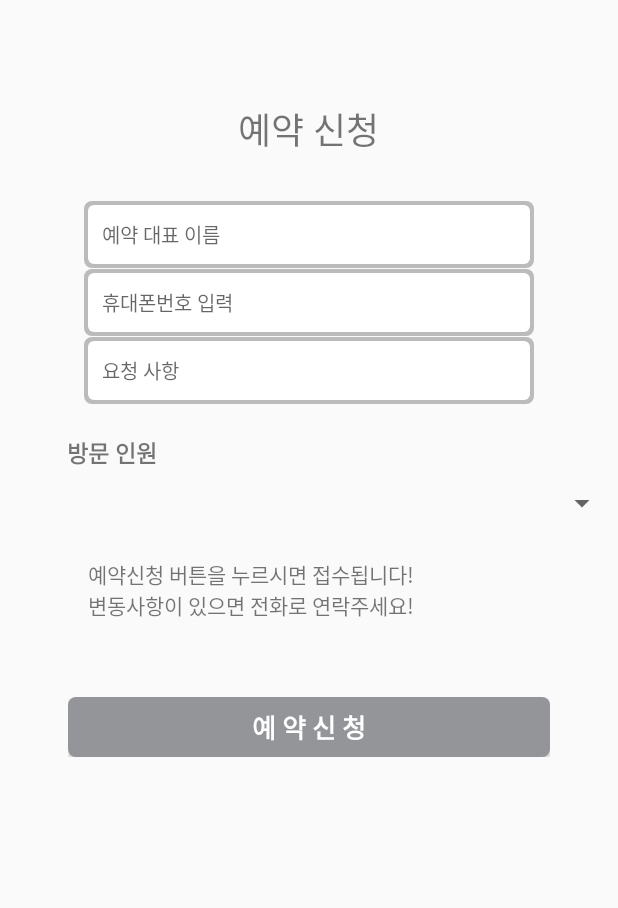
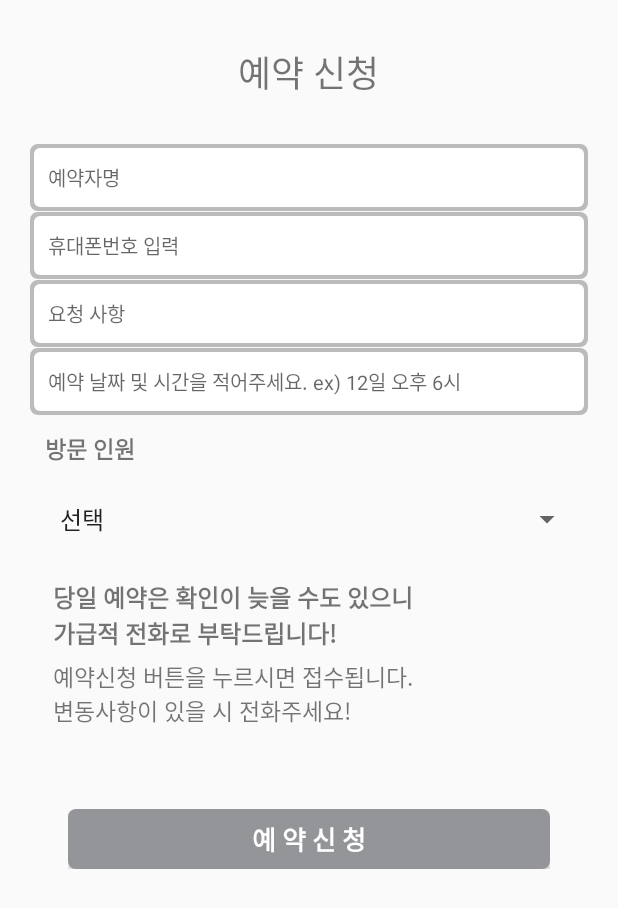
Before and after one commit to unripeblue/Sinbaram, an Android app: the ReservationActivity screen opened directly, with no data from a screen before it, on a phone screen of 412 x 824 dp. Shown: the top 908 px of the screen. Run offline under Robolectric (Android 15) with nearby library versions, the phone set to English and light mode, and no system bars.

Commit message:
예약신청 페이지까지 만들고 목록 페이지 만들어야할 차례

```diff
--- a/app/src/main/AndroidManifest.xml
+++ b/app/src/main/AndroidManifest.xml
@@ -25,7 +25,8 @@
         <activity android:name=".SignupActivity" />
         <activity android:name=".MenuActivity" />
         <activity android:name=".ReservationActivity" />
-        <activity android:name=".EventActivity"></activity>
+        <activity android:name=".EventActivity" />
+        <activity android:name=".ReservationListActivity"></activity>
     </application>
 
 </manifest>
--- a/app/src/main/java/com/tje/sinbaram/ReservationActivity.java
+++ b/app/src/main/java/com/tje/sinbaram/ReservationActivity.java
@@ -1,9 +1,18 @@
 package com.tje.sinbaram;
 
-import android.support.v7.app.AppCompatActivity;
 import android.os.Bundle;
+import android.widget.Button;
+import android.widget.EditText;
+import android.widget.Spinner;
 
 public class ReservationActivity extends BaseActivity {
+
+    private android.widget.EditText nameEdt;
+    private android.widget.EditText phoneEdt;
+    private android.widget.EditText requestEdt;
+    private android.widget.EditText reservationDateEdt;
+    private android.widget.Spinner visitCountSpinner;
+    private android.widget.Button reservationOkBtn;
 
     @Override
     protected void onCreate(Bundle savedInstanceState) {
@@ -26,6 +35,11 @@ public class ReservationActivity extends BaseActivity {
 
     @Override
     public void bindViews() {
-
+        this.reservationOkBtn = (Button) findViewById(R.id.reservationOkBtn);
+        this.visitCountSpinner = (Spinner) findViewById(R.id.visitCountSpinner);
+        this.reservationDateEdt = (EditText) findViewById(R.id.reservationDateEdt);
+        this.requestEdt = (EditText) findViewById(R.id.requestEdt);
+        this.phoneEdt = (EditText) findViewById(R.id.phoneEdt);
+        this.nameEdt = (EditText) findViewById(R.id.nameEdt);
     }
 }
--- /dev/null
+++ b/app/src/main/java/com/tje/sinbaram/ReservationListActivity.java
@@ -0,0 +1,13 @@
+package com.tje.sinbaram;
+
+import android.support.v7.app.AppCompatActivity;
+import android.os.Bundle;
+
+public class ReservationListActivity extends AppCompatActivity {
+
+    @Override
+    protected void onCreate(Bundle savedInstanceState) {
+        super.onCreate(savedInstanceState);
+        setContentView(R.layout.activity_reservation_list);
+    }
+}
--- a/app/src/main/res/layout/activity_reservation.xml
+++ b/app/src/main/res/layout/activity_reservation.xml
@@ -11,7 +11,7 @@
         android:layout_width="wrap_content"
         android:layout_height="wrap_content"
         android:layout_gravity="center"
-        android:layout_marginTop="68dp"
+        android:layout_marginTop="30dp"
         android:orientation="vertical">
 
         <TextView
@@ -30,28 +30,32 @@
         android:orientation="vertical">
 
         <FrameLayout
-            android:layout_width="300dp"
+            android:layout_width="match_parent"
             android:layout_height="45dp"
+            android:layout_marginLeft="20dp"
+            android:layout_marginRight="20dp"
             android:layout_marginTop="10dp">
 
             <EditText
-                android:id="@+id/userNameEdt"
+                android:id="@+id/nameEdt"
                 android:layout_width="match_parent"
                 android:layout_height="wrap_content"
                 android:background="@drawable/gray_boader_white_round_box"
-                android:hint="예약 대표 이름"
-                android:inputType="number"
+                android:hint="예약자명"
+                android:inputType="text"
                 android:padding="12dp"
                 android:textSize="13sp" />
 
         </FrameLayout>
 
         <FrameLayout
-            android:layout_width="300dp"
-            android:layout_height="45dp">
+            android:layout_width="match_parent"
+            android:layout_height="45dp"
+            android:layout_marginLeft="20dp"
+            android:layout_marginRight="20dp">
 
             <EditText
-                android:id="@+id/userPhoneNumEdt"
+                android:id="@+id/phoneEdt"
                 android:layout_width="match_parent"
                 android:layout_height="wrap_content"
                 android:background="@drawable/gray_boader_white_round_box"
@@ -63,8 +67,10 @@
         </FrameLayout>
 
         <FrameLayout
-            android:layout_width="300dp"
-            android:layout_height="45dp">
+            android:layout_width="match_parent"
+            android:layout_height="45dp"
+            android:layout_marginLeft="20dp"
+            android:layout_marginRight="20dp">
 
             <EditText
                 android:id="@+id/requestEdt"
@@ -79,41 +85,80 @@
 
         </FrameLayout>
 
+        <FrameLayout
+            android:layout_width="match_parent"
+            android:layout_height="45dp"
+            android:layout_marginLeft="20dp"
+            android:layout_marginRight="20dp">
+
+            <EditText
+                android:id="@+id/reservationDateEdt"
+                android:layout_width="match_parent"
+                android:layout_height="wrap_content"
+                android:background="@drawable/gray_boader_white_round_box"
+                android:hint="예약 날짜 및 시간을 적어주세요. ex) 12일 오후 6시"
+                android:inputType="text"
+                android:padding="12dp"
+                android:textSize="13sp" />
+
+
+        </FrameLayout>
+
         <TextView
             android:layout_width="match_parent"
             android:layout_height="wrap_content"
-            android:layout_marginBottom="10dp"
-            android:layout_marginLeft="40dp"
+            android:layout_marginBottom="5dp"
+            android:layout_marginLeft="30dp"
             android:layout_marginRight="30dp"
-            android:layout_marginTop="20dp"
+            android:layout_marginTop="10dp"
             android:text="방문 인원"
             android:textSize="15sp"
             android:textStyle="bold" />
 
 
         <Spinner
+            android:id="@+id/visitCountSpinner"
             android:layout_width="match_parent"
-            android:layout_height="wrap_content">
+            android:layout_height="40dp"
+            android:layout_marginBottom="10dp"
+            android:layout_marginLeft="30dp"
+            android:layout_marginRight="25dp"
+            android:layout_marginTop="10dp"
+            android:entries="@array/visitCountSpinner"
+            android:spinnerMode="dialog"></Spinner>
 
-
-        </Spinner>
 
         <LinearLayout
             android:layout_width="match_parent"
             android:layout_height="wrap_content"
-            android:layout_marginLeft="33dp"
-            android:layout_marginRight="33dp"
+            android:layout_marginLeft="25dp"
+            android:layout_marginRight="25dp"
+            android:gravity="center"
             android:orientation="vertical"
-            android:padding="25dp">
+            android:padding="10dp">
+
 
 
             <TextView
+                android:textStyle="bold"
                 android:layout_width="match_parent"
                 android:layout_height="wrap_content"
-                android:text="예약신청 버튼을 누르시면 접수됩니다! \n변동사항이 있으면 전화로 연락주세요!"/>
+                android:text="당일 예약은 확인이 늦을 수도 있으니\n가급적 전화로 부탁드립니다!"
+                android:textSize="16sp" />
 
 
+            <TextView
+                android:layout_marginTop="5dp"
+                android:layout_width="match_parent"
+                android:layout_height="wrap_content"
+                android:text="예약신청 버튼을 누르시면 접수됩니다.\n변동사항이 있을 시 전화주세요!"
+                android:textSize="15sp" />
 
+
+            <TextView
+                android:layout_width="0dp"
+                android:layout_height="match_parent"
+                android:layout_weight="1" />
 
         </LinearLayout>
 
@@ -127,7 +172,7 @@
             android:layout_marginTop="25dp">
 
             <Button
-                android:id="@+id/moveToStoreListBtn"
+                android:id="@+id/reservationOkBtn"
                 android:layout_width="match_parent"
                 android:layout_height="40dp"
                 android:background="@drawable/gray_boader_gray_round_box"
--- /dev/null
+++ b/app/src/main/res/layout/activity_reservation_list.xml
@@ -0,0 +1,12 @@
+<?xml version="1.0" encoding="utf-8"?>
+<LinearLayout xmlns:android="http://schemas.android.com/apk/res/android"
+    xmlns:app="http://schemas.android.com/apk/res-auto"
+    xmlns:tools="http://schemas.android.com/tools"
+    android:layout_width="match_parent"
+    android:layout_height="match_parent"
+    android:orientation="vertical"
+    tools:context="com.tje.sinbaram.ReservationListActivity">
+
+
+
+</LinearLayout>
--- /dev/null
+++ b/app/src/main/res/values/arrays.xml
@@ -0,0 +1,15 @@
+<?xml version="1.0" encoding="utf-8"?>
+<resources>
+
+
+    <string-array name="visitCountSpinner">
+        <item>선택</item>
+        <item>1~2명</item>
+        <item>3명</item>
+        <item>4명</item>
+        <item>5명</item>
+        <item>6명</item>
+        <item>7명 이상 (요청 사항에 기재해주세요)</item>
+    </string-array>
+
+</resources>
```
